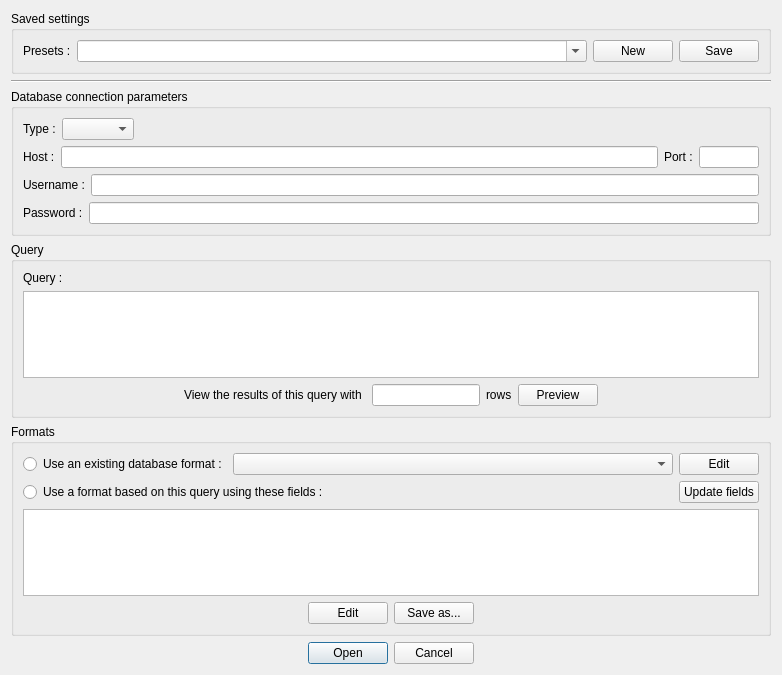
Qt form libpvkernel/plugins/input_types/database/db_params.ui (squey/squey) before a commit.
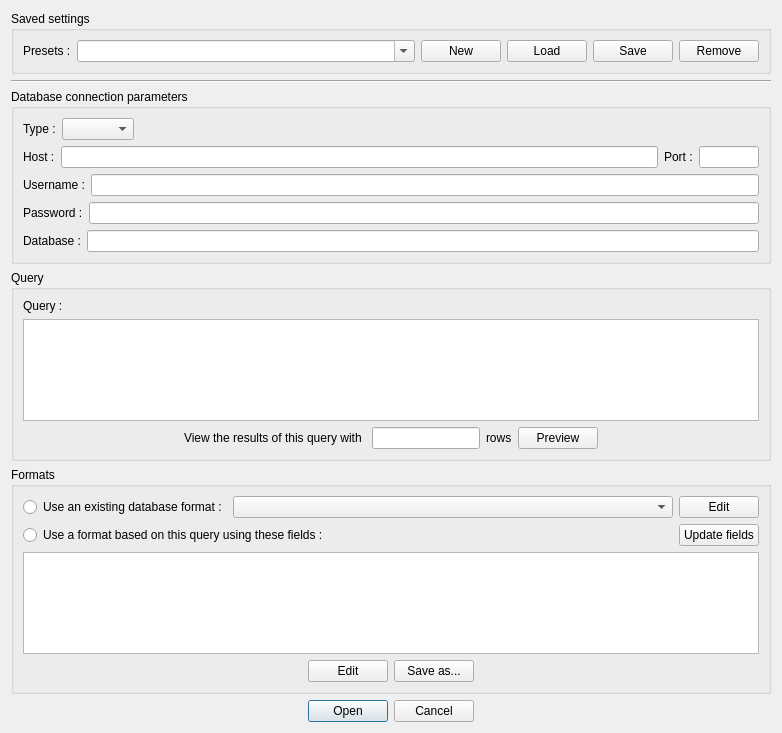
The same form after that commit.

Commit message: Go on w/ the database input widget

```diff
--- a/libpvkernel/plugins/input_types/database/db_params.ui
+++ b/libpvkernel/plugins/input_types/database/db_params.ui
@@ -7,7 +7,7 @@
     <x>0</x>
     <y>0</y>
     <width>782</width>
-    <height>675</height>
+    <height>733</height>
    </rect>
   </property>
   <property name="windowTitle">
@@ -73,6 +73,13 @@
           </property>
          </widget>
         </item>
+        <item>
+         <widget class="QPushButton" name="_btn_load">
+          <property name="text">
+           <string>Load</string>
+          </property>
+         </widget>
+        </item>
         <item>
          <widget class="QPushButton" name="_btn_save">
           <property name="sizePolicy">
@@ -86,6 +93,13 @@
           </property>
          </widget>
         </item>
+        <item>
+         <widget class="QPushButton" name="_btn_remove">
+          <property name="text">
+           <string>Remove</string>
+          </property>
+         </widget>
+        </item>
        </layout>
       </item>
      </layout>
@@ -235,7 +249,28 @@
          </widget>
         </item>
         <item>
-         <widget class="QLineEdit" name="_txt_pwd"/>
+         <widget class="QLineEdit" name="_txt_pwd">
+          <property name="echoMode">
+           <enum>QLineEdit::Password</enum>
+          </property>
+          <property name="placeholderText">
+           <string notr="true"/>
+          </property>
+         </widget>
+        </item>
+       </layout>
+      </item>
+      <item>
+       <layout class="QHBoxLayout" name="horizontalLayout_6">
+        <item>
+         <widget class="QLabel" name="label_10">
+          <property name="text">
+           <string>Database :</string>
+          </property>
+         </widget>
+        </item>
+        <item>
+         <widget class="QLineEdit" name="_txt_dbname"/>
         </item>
        </layout>
       </item>
```
Left out of the diff: 2 changed lines with no effect on the pictures. The commit also changes 13 other files.
